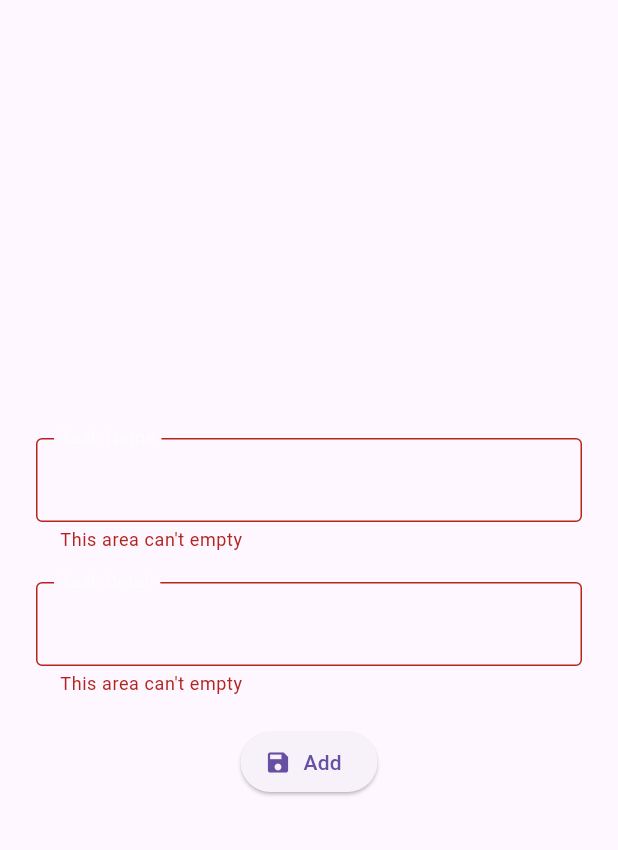
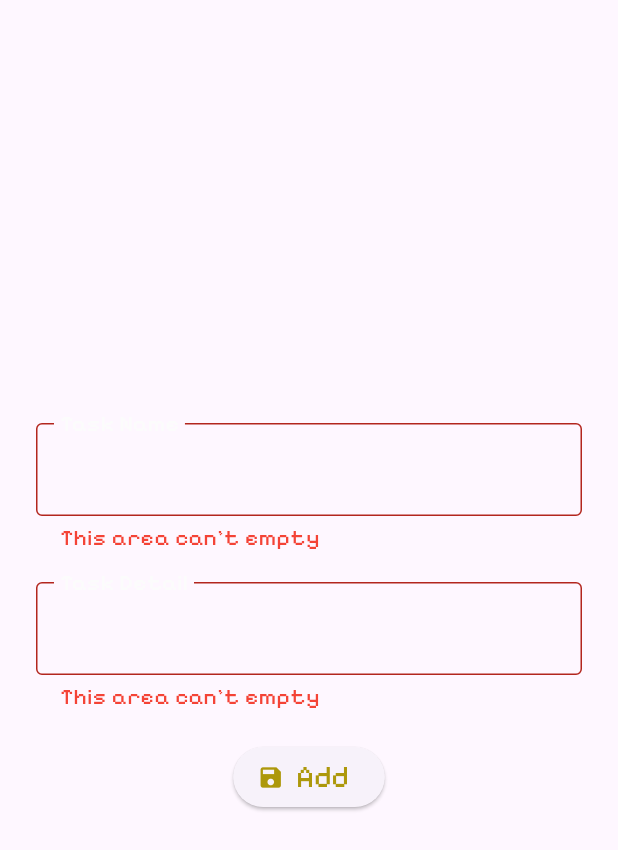
Before and after one commit to zehrayldz00/todo-app, a Flutter app: the AddTaskView widget shown alone on an empty page, opened directly with empty values, after a tap on "Add", on a phone screen of 412 x 824 dp. Shown: the top 850 px of the screen. Run offline on Flutter 3.47's test engine with Material 3 defaults, Android fonts, the light colour scheme and no system bars; our stand-ins replace logger; network calls fail.

Commit message:
The app is ready to use

```diff
--- a/lib/ui/shared/styles/colors.dart
+++ b/lib/ui/shared/styles/colors.dart
@@ -1,7 +1,11 @@
 import 'dart:ui';
+
+import 'package:flutter/material.dart';
 
 final Color darkNavy = Color(0xff072C58);
 final Color nightNavy = Color(0xff19579C);
 final Color white = Color(0xfffcfcfc);
 final Color sunShine = Color(0xffF3DC4D);
 final Color sandy = Color(0xffad980b);
+final Color orange = Colors.orange;
+final Color error = Colors.red;
--- a/lib/ui/view/add_task_view.dart
+++ b/lib/ui/view/add_task_view.dart
@@ -1,8 +1,9 @@
 import 'package:flutter/material.dart';
+import 'package:todo_application/ui/shared/styles/colors.dart';
 
 import '../../core/api_service.dart';
 import '../../core/model/task.dart';
-import '../shared/styles/colors.dart';
+import '../shared/styles/text_styles.dart';
 
 class AddTaskView extends StatefulWidget {
 
@@ -55,9 +56,9 @@ class _AddTaskViewState extends State<AddTaskView> {
                 _textField(controllerDetail, "Task Detail"),
                 SizedBox(height: 20,),
                 ElevatedButton.icon(
-                  icon: Icon(Icons.save),
+                  icon: Icon(Icons.save, color: sandy,),
                   onPressed: _saveTask,
-                  label: Text(widget.isEditing ? "Save" : "Add"),
+                  label: Text(widget.isEditing ? "Save" : "Add", style: detailStyle.copyWith(fontSize: 20, color: sandy),),
                 )
               ],
             ),
@@ -70,11 +71,15 @@ class _AddTaskViewState extends State<AddTaskView> {
   TextFormField _textField(TextEditingController controller, String label) {
     return TextFormField(
                 controller: controller,
+                style: detailStyle.copyWith(fontSize: 20),
                 decoration: InputDecoration(
                   border: OutlineInputBorder(),
+                  enabledBorder: OutlineInputBorder(borderSide: BorderSide(color: white)),
+                  focusedBorder: OutlineInputBorder(borderSide: BorderSide(color: orange, width: 2)),
+                  errorStyle: detailStyle.copyWith( color: error),
                   labelText: label,
-                  labelStyle: TextStyle(color: white, fontFamily:"PixelifySans" ),
-                  floatingLabelStyle: TextStyle(color: white),
+                  labelStyle: detailStyle,
+                  floatingLabelStyle: detailStyle.copyWith(fontSize: 20),
                   floatingLabelBehavior: FloatingLabelBehavior.always,
                 ),
                 validator: validator,
--- a/lib/ui/view/home_view.dart
+++ b/lib/ui/view/home_view.dart
@@ -115,9 +115,12 @@ class _HomeViewState extends State<HomeView> {
     );
   }
 
-  Widget get _listView => ListView.builder(
-      itemCount: taskList.length,
-      itemBuilder: (context, index) => _dismissibleCard(taskList[index]));
+  Widget get _listView => Padding(
+    padding: const EdgeInsets.only(top: 8),
+    child: ListView.builder(
+        itemCount: taskList.length,
+        itemBuilder: (context, index) => _dismissibleCard(taskList[index])),
+  );
 
   Widget _dismissibleCard(Task task) {
     return Dismissible(
```
